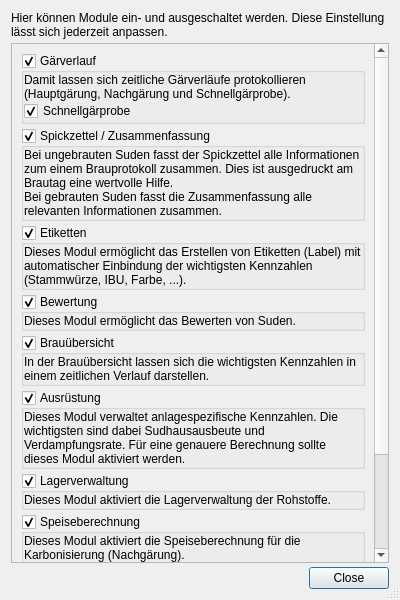
This is kleiner-brauhelfer/dialogs/dlgmodule.ui in kleiner-brauhelfer/kleiner-brauhelfer-2 as Qt 5 draws it before an edit. The edited form follows.
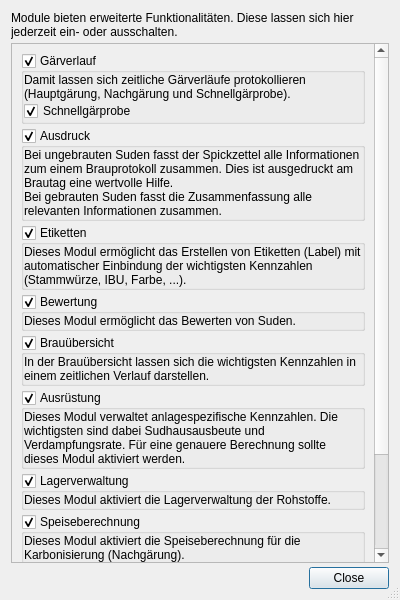
This is the edited form.

Commit message: Module: Ausdruck

The edit to the form file:
```diff
--- a/kleiner-brauhelfer/dialogs/dlgmodule.ui
+++ b/kleiner-brauhelfer/dialogs/dlgmodule.ui
@@ -23,7 +23,7 @@
    <item>
     <widget class="QLabel" name="label_12">
      <property name="text">
-      <string>Hier können Module ein- und ausgeschaltet werden. Diese Einstellung lässt sich jederzeit anpassen.</string>
+      <string>Module bieten erweiterte Funktionalitäten. Diese lassen sich hier jederzeit ein- oder ausschalten.</string>
      </property>
      <property name="wordWrap">
       <bool>true</bool>
@@ -104,7 +104,7 @@
        <item>
         <widget class="QGroupBox" name="gbModuleZusammenfassung">
          <property name="title">
-          <string>Spickzettel / Zusammenfassung</string>
+          <string>Ausdruck</string>
          </property>
          <property name="checkable">
           <bool>true</bool>
```
The commit also changes 3 other files.
